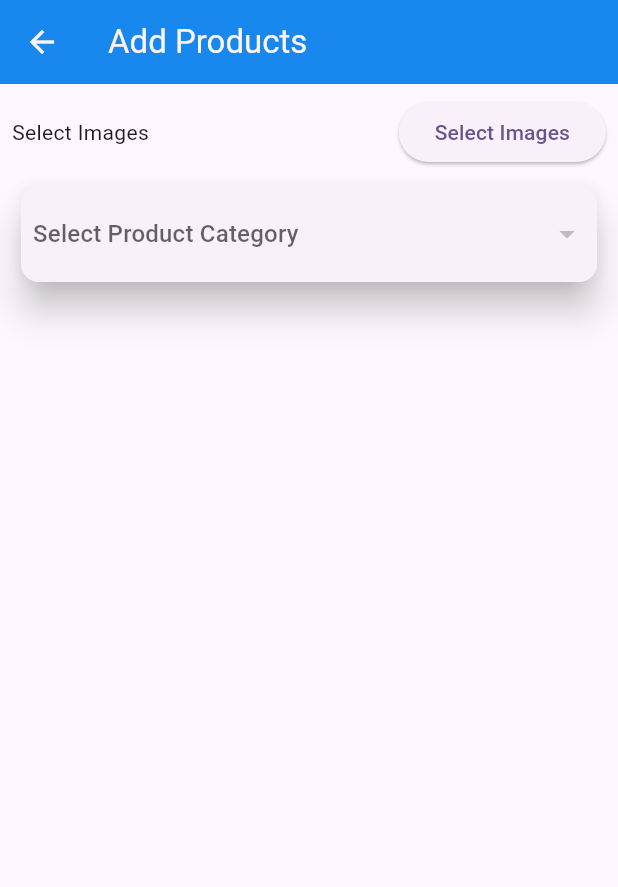
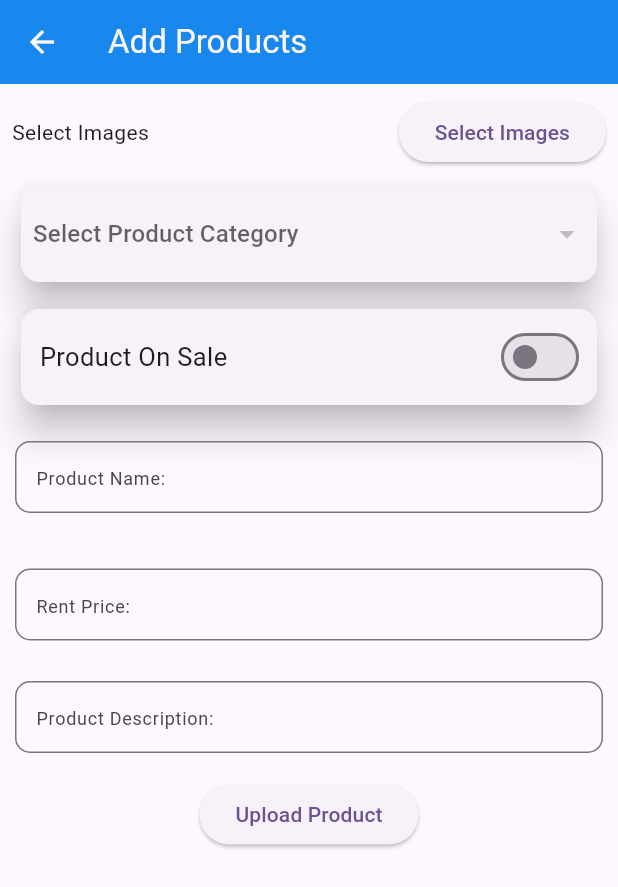
Before and after one commit to hanzala5225/Electro-Rent-Admin-Panel, a Flutter app: the AddProductsScreen screen opened directly, on a phone screen of 412 x 824 dp. Shown: the top 887 px of the screen. Run offline on Flutter 3.47's test engine with Material 3 defaults, Android fonts, the phone set to English and light mode, and no system bars; our stand-ins replace cached_network_image, cloud_firestore, device_info_plus, firebase_auth, firebase_core, firebase_storage and 5 more; missing offline and left inert: dart:ffi; accounts and stored records are empty.

Commit message:
MAKING TEXT FORM FIELD FOR UPLOADING PRODUCT - PART 01

```diff
--- a/lib/controllers/Is-Sale-Controller.dart
+++ b/lib/controllers/Is-Sale-Controller.dart
@@ -0,0 +1,11 @@
+import 'package:get/get.dart';
+
+class IsSaleController extends GetxController{
+  RxBool isSale = false.obs;
+
+  void toggleIsSale(bool value){
+    isSale.value = value;
+    update();
+
+  }
+}
--- a/lib/screens/Add-Products-Screen.dart
+++ b/lib/screens/Add-Products-Screen.dart
@@ -7,6 +7,7 @@ import 'package:get/get_core/src/get_main.dart';
 
 import '../controllers/Category-Dropdown-Controller.dart';
 import '../controllers/Get-Products-Images-Controller.dart';
+import '../controllers/Is-Sale-Controller.dart';
 import '../utils/app_constant.dart';
 import '../widgets/Dropdown-Categories-Widget.dart';
 
@@ -18,6 +19,21 @@ class AddProductsScreen extends StatelessWidget {
 
   CategoryDropDownController categoryDropDownController =
   Get.put(CategoryDropDownController());
+
+  IsSaleController isSaleController =
+  Get.put(IsSaleController());
+
+  TextEditingController productNameController =
+  Get.put(TextEditingController());
+
+  TextEditingController salePriceController =
+  Get.put(TextEditingController());
+
+  TextEditingController rentPriceController =
+  Get.put(TextEditingController());
+
+  TextEditingController productDescriptionController =
+  Get.put(TextEditingController());
 
   @override
   Widget build(BuildContext context) {
@@ -106,6 +122,135 @@ class AddProductsScreen extends StatelessWidget {
 
               //show categories drop down widget
               DropDownCategoriesWidget(),
+
+              //IS SALE METHOD CALLED HERE
+              GetBuilder<IsSaleController>(
+                init: IsSaleController(),
+                  builder: (isSaleController){
+                  return Padding(
+                    padding: const EdgeInsets.all(10.0),
+                    child: Card(
+                      elevation: 10,
+                      child: Padding(
+                          padding: EdgeInsets.all(8.0),
+                        child: Row(
+                          mainAxisAlignment: MainAxisAlignment.spaceBetween,
+                          children: [
+                            Text(" Product On Sale ",
+                            style: TextStyle(fontSize: 17),),
+                            Switch(
+                                value: isSaleController.isSale.value,
+                                activeColor: AppConstant.appMainColor,
+                                onChanged: (value){
+                                  isSaleController.toggleIsSale(value);
+                                },
+                            ),
+                          ],
+                        ),
+                      ),
+                    ),
+                  );
+                }
+              ),
+
+              //FORM FIELD
+              SizedBox(
+                height: 10.0,
+              ),
+              Container(
+                height: 65,
+                margin: EdgeInsets.symmetric(horizontal: 10.0),
+                child: TextFormField(
+                  cursorColor: AppConstant.appMainColor,
+                  textInputAction: TextInputAction.next,
+                  controller: productNameController,
+                  decoration: const InputDecoration(
+                    contentPadding: EdgeInsets.symmetric(horizontal: 10.0),
+                    hintText: "Product Name: ",
+                    hintStyle: TextStyle(fontSize: 12.0),
+                    border: OutlineInputBorder(
+                      borderRadius: BorderRadius.all(
+                        Radius.circular(10.0),
+                      ),
+                    ),
+                  ),
+                ),
+              ),
+              SizedBox(
+                height: 10.0,
+              ),
+              Obx(() {
+                return isSaleController.isSale.value? Container(
+                  height: 65,
+                  margin: EdgeInsets.symmetric(horizontal: 10.0),
+                  child: TextFormField(
+                    cursorColor: AppConstant.appMainColor,
+                    textInputAction: TextInputAction.next,
+                    controller: salePriceController,
+                    decoration: const InputDecoration(
+                      contentPadding: EdgeInsets.symmetric(horizontal: 10.0),
+                      hintText: "Sale Price: ",
+                      hintStyle: TextStyle(fontSize: 12.0),
+                      border: OutlineInputBorder(
+                        borderRadius: BorderRadius.all(
+                          Radius.circular(10.0),
+                        ),
+                      ),
+                    ),
+                  ),
+                ): SizedBox.shrink();
+               },
+              ),
+
+              SizedBox(
+                height: 10.0,
+              ),
+              Container(
+                height: 65,
+                margin: EdgeInsets.symmetric(horizontal: 10.0),
+                child: TextFormField(
+                  cursorColor: AppConstant.appMainColor,
+                  textInputAction: TextInputAction.next,
+                  controller: rentPriceController,
+                  decoration: const InputDecoration(
+                    contentPadding: EdgeInsets.symmetric(horizontal: 10.0),
+                    hintText: "Rent Price: ",
+                    hintStyle: TextStyle(fontSize: 12.0),
+                    border: OutlineInputBorder(
+                      borderRadius: BorderRadius.all(
+                        Radius.circular(10.0),
+                      ),
+                    ),
+                  ),
+                ),
+              ),
+              SizedBox(
+                height: 10.0,
+              ),
+              Container(
+                height: 65,
+                margin: EdgeInsets.symmetric(horizontal: 10.0),
+                child: TextFormField(
+                  cursorColor: AppConstant.appMainColor,
+                  textInputAction: TextInputAction.next,
+                  controller: productDescriptionController,
+                  decoration: const InputDecoration(
+                    contentPadding: EdgeInsets.symmetric(horizontal: 10.0),
+                    hintText: "Product Description: ",
+                    hintStyle: TextStyle(fontSize: 12.0),
+                    border: OutlineInputBorder(
+                      borderRadius: BorderRadius.all(
+                        Radius.circular(10.0),
+                      ),
+                    ),
+                  ),
+                ),
+              ),
+
+              ElevatedButton(
+                onPressed: (){},
+                child: Text("Upload Product"),
+              ),
             ],
           ),
         ),
```
